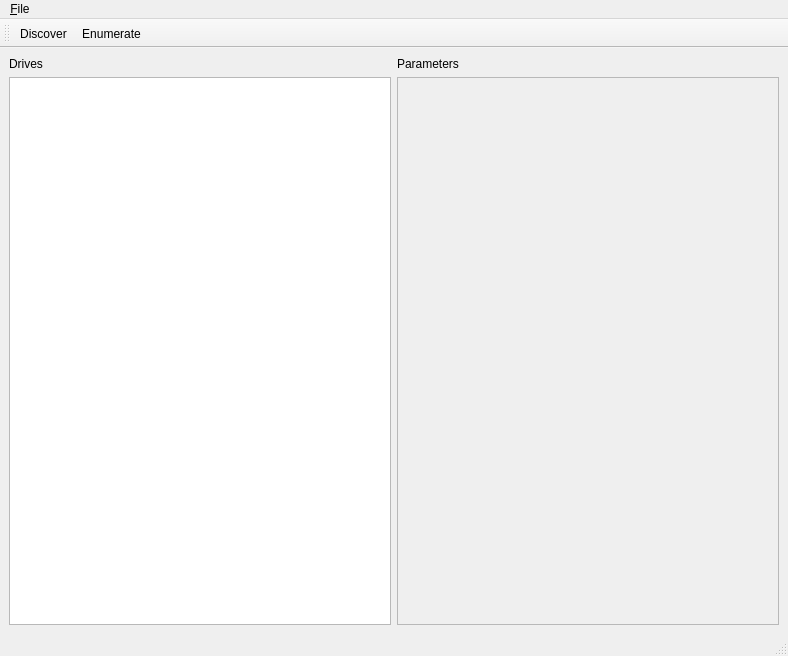
codebot/betz_experimental, file software/ros1/betz_node/mainwindow.ui: the form before one commit.
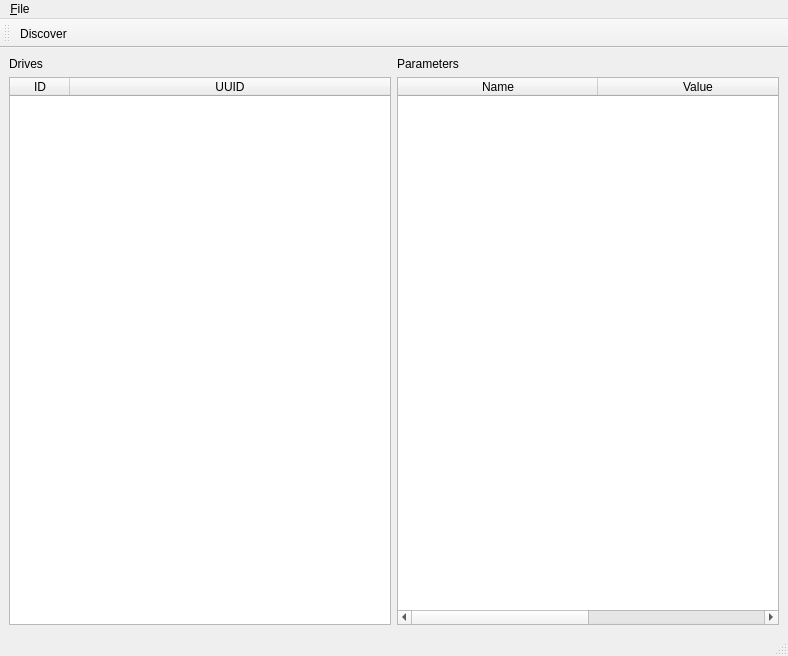
The form after the commit.

Patch:
```diff
--- a/software/ros1/betz_node/mainwindow.ui
+++ b/software/ros1/betz_node/mainwindow.ui
@@ -34,13 +34,13 @@
       <item row="1" column="0">
        <widget class="QTableWidget" name="drive_table">
         <property name="columnCount">
-         <number>1</number>
+         <number>2</number>
         </property>
         <attribute name="horizontalHeaderVisible">
-         <bool>false</bool>
+         <bool>true</bool>
         </attribute>
         <attribute name="horizontalHeaderDefaultSectionSize">
-         <number>40</number>
+         <number>60</number>
         </attribute>
         <attribute name="horizontalHeaderMinimumSectionSize">
          <number>20</number>
@@ -51,28 +51,45 @@
         <attribute name="verticalHeaderVisible">
          <bool>false</bool>
         </attribute>
-        <column/>
+        <column>
+         <property name="text">
+          <string>ID</string>
+         </property>
+        </column>
+        <column>
+         <property name="text">
+          <string>UUID</string>
+         </property>
+        </column>
        </widget>
       </item>
       <item row="1" column="1">
        <widget class="QTableWidget" name="param_table">
         <property name="enabled">
-         <bool>false</bool>
+         <bool>true</bool>
         </property>
         <property name="columnCount">
          <number>2</number>
         </property>
         <attribute name="horizontalHeaderVisible">
-         <bool>false</bool>
+         <bool>true</bool>
         </attribute>
         <attribute name="horizontalHeaderDefaultSectionSize">
-         <number>60</number>
+         <number>200</number>
         </attribute>
         <attribute name="horizontalHeaderStretchLastSection">
          <bool>true</bool>
         </attribute>
-        <column/>
-        <column/>
+        <column>
+         <property name="text">
+          <string>Name</string>
+         </property>
+        </column>
+        <column>
+         <property name="text">
+          <string>Value</string>
+         </property>
+        </column>
        </widget>
       </item>
      </layout>
@@ -105,10 +122,9 @@
     <enum>TopToolBarArea</enum>
    </attribute>
    <attribute name="toolBarBreak">
-    <bool>true</bool>
+    <bool>false</bool>
    </attribute>
    <addaction name="actionDiscover"/>
-   <addaction name="actionEnumerate"/>
   </widget>
   <action name="actionQuit">
    <property name="text">
@@ -121,17 +137,6 @@
     <enum>Qt::ApplicationShortcut</enum>
    </property>
   </action>
-  <action name="actionEnumerate">
-   <property name="text">
-    <string>Enumerate</string>
-   </property>
-   <property name="toolTip">
-    <string>Load params from all drives</string>
-   </property>
-   <property name="shortcut">
-    <string>Ctrl+E</string>
-   </property>
-  </action>
   <action name="actionDiscover">
    <property name="text">
     <string>Discover</string>
```
